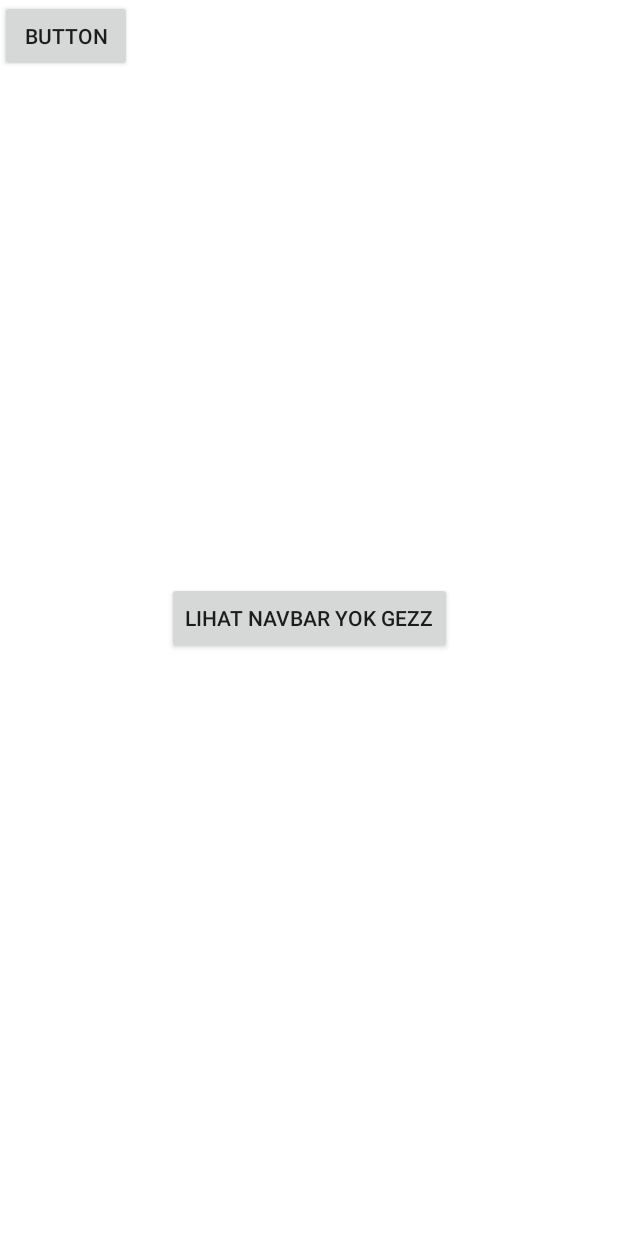
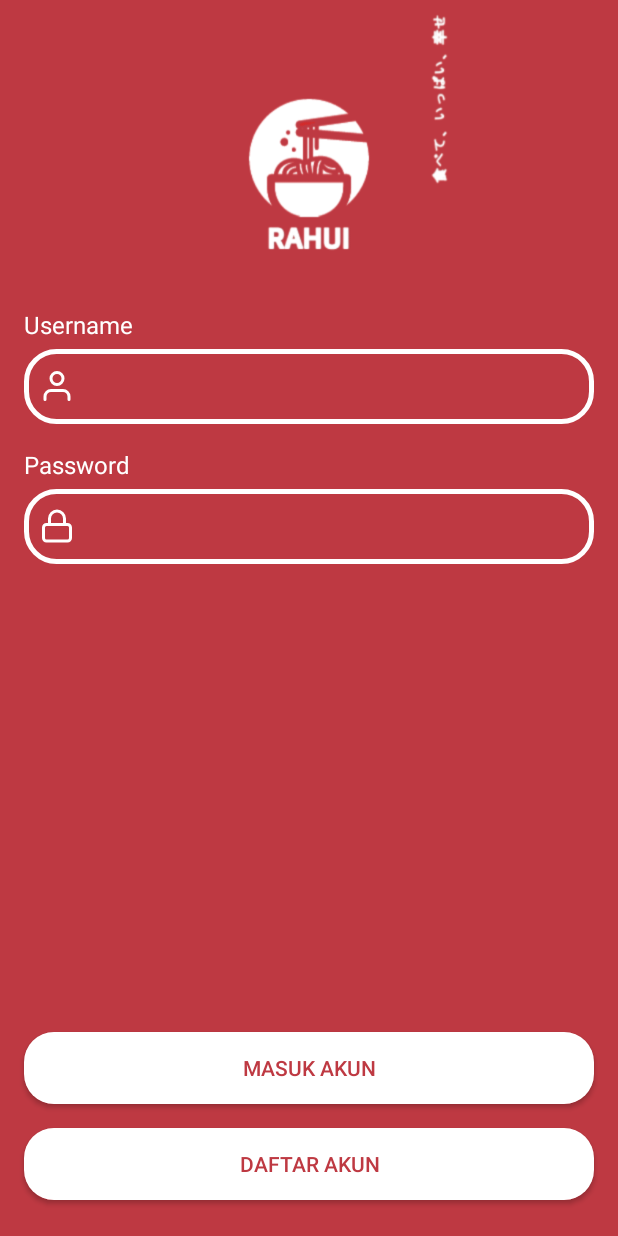
Before and after one commit to NadiraAdiva257/tubesPAB, an Android app: the screen it shows after launch (MainActivity before the commit, SignInActivity after it), on a phone screen of 412 x 824 dp. Run offline under Robolectric (Android 15) with nearby library versions, the phone set to English and light mode, and no system bars.

Commit message:
upload splash screen and login

```diff
--- a/app/src/main/java/com/example/tubes/Home.kt
+++ /dev/null
@@ -1,39 +0,0 @@
-package com.example.tubes
-
-import android.media.Image
-import androidx.appcompat.app.AppCompatActivity
-import android.os.Bundle
-import android.service.autofill.FillEventHistory
-import android.view.View
-import android.widget.ImageView
-
-class Home : AppCompatActivity() {
-    lateinit var home: ImageView
-    lateinit var history: ImageView
-    lateinit var quest: ImageView
-    lateinit var notifikasi: ImageView
-    lateinit var profile: ImageView
-
-    override fun onCreate(savedInstanceState: Bundle?) {
-        super.onCreate(savedInstanceState)
-        window.decorView.systemUiVisibility = View.SYSTEM_UI_FLAG_FULLSCREEN
-        actionBar?.hide()
-        setContentView(R.layout.activity_home)
-
-        home = findViewById<ImageView>(R.id.ic_home)
-        history = findViewById<ImageView>(R.id.ic_history)
-        quest = findViewById<ImageView>(R.id.ic_quest)
-        notifikasi = findViewById<ImageView>(R.id.ic_notifikasi)
-        profile = findViewById<ImageView>(R.id.ic_profile)
-
-
-
-
-
-
-
-
-
-
-    }
-}
--- a/app/src/main/java/com/example/tubes/History.kt
+++ b/app/src/main/java/com/example/tubes/SignInActivity.kt
@@ -5,11 +5,24 @@ import android.os.Bundle
 import android.view.View
 import android.widget.ImageView
 
-class History : AppCompatActivity() {
+class SignInActivity : AppCompatActivity() {
+
+
     override fun onCreate(savedInstanceState: Bundle?) {
         super.onCreate(savedInstanceState)
         window.decorView.systemUiVisibility = View.SYSTEM_UI_FLAG_FULLSCREEN
         actionBar?.hide()
-        setContentView(R.layout.activity_home)
+        setContentView(R.layout.activity_sign_in)
+
+
+
+
+
+
+
+
+
+
+
     }
 }
--- a/app/src/main/java/com/example/tubes/MainActivity.kt
+++ b/app/src/main/java/com/example/tubes/SplashScreenActivity.kt
@@ -3,23 +3,25 @@ package com.example.tubes
 import android.content.Intent
 import androidx.appcompat.app.AppCompatActivity
 import android.os.Bundle
+import android.os.Handler
 import android.view.View
 import android.widget.Button
 
-class MainActivity : AppCompatActivity() {
-    lateinit var goHome : Button
+class SplashScreenActivity : AppCompatActivity() {
+
 
     override fun onCreate(savedInstanceState: Bundle?) {
         super.onCreate(savedInstanceState)
         window.decorView.systemUiVisibility = View.SYSTEM_UI_FLAG_FULLSCREEN
         actionBar?.hide()
-        setContentView(R.layout.activity_main)
 
-        goHome = findViewById<Button>(R.id.button)
+        setContentView(R.layout.activity_splash_screen)
+        var handler = Handler()
+        handler.postDelayed({
+            var intent = Intent(this, SignInActivity::class.java)
+            startActivity(intent)
+            finish()
+        }, 5000)
 
-        goHome.setOnClickListener{
-            var home = Intent(this, Home::class.java)
-            startActivity(home)
-        }
     }
 }
--- /dev/null
+++ b/app/src/main/res/drawable-v24/shape_line_white.xml
@@ -0,0 +1,9 @@
+<?xml version="1.0" encoding="utf-8"?>
+<shape xmlns:android="http://schemas.android.com/apk/res/android"
+    android:shape="rectangle">
+
+    <stroke android:color="@color/white"
+        android:width="3dp"/>
+
+    <corners android:radius="20dp"></corners>
+</shape>
--- /dev/null
+++ b/app/src/main/res/drawable-v24/shape_rectangle_red.xml
@@ -0,0 +1,7 @@
+<?xml version="1.0" encoding="utf-8"?>
+<shape xmlns:android="http://schemas.android.com/apk/res/android"
+    android:shape="rectangle">
+
+    <solid android:color="@color/redLight"/>
+    <corners android:radius="20dp"></corners>
+</shape>
--- /dev/null
+++ b/app/src/main/res/drawable-v24/shape_rectangle_white.xml
@@ -0,0 +1,7 @@
+<?xml version="1.0" encoding="utf-8"?>
+<shape xmlns:android="http://schemas.android.com/apk/res/android"
+    android:shape="rectangle">
+
+    <solid android:color="@color/white"/>
+    <corners android:radius="20dp"></corners>
+</shape>
--- /dev/null
+++ b/app/src/main/res/drawable/ic_password.xml
@@ -0,0 +1,24 @@
+<vector xmlns:android="http://schemas.android.com/apk/res/android"
+    android:width="24dp"
+    android:height="24dp"
+    android:viewportWidth="24"
+    android:viewportHeight="24">
+  <group>
+    <clip-path
+        android:pathData="M0,0h24v24h-24z"/>
+    <path
+        android:pathData="M19,11H5C3.895,11 3,11.895 3,13V20C3,21.105 3.895,22 5,22H19C20.105,22 21,21.105 21,20V13C21,11.895 20.105,11 19,11Z"
+        android:strokeLineJoin="round"
+        android:strokeWidth="2"
+        android:fillColor="#00000000"
+        android:strokeColor="#ffffff"
+        android:strokeLineCap="round"/>
+    <path
+        android:pathData="M7,11V7C7,5.674 7.527,4.402 8.464,3.464C9.402,2.527 10.674,2 12,2C13.326,2 14.598,2.527 15.535,3.464C16.473,4.402 17,5.674 17,7V11"
+        android:strokeLineJoin="round"
+        android:strokeWidth="2"
+        android:fillColor="#00000000"
+        android:strokeColor="#ffffff"
+        android:strokeLineCap="round"/>
+  </group>
+</vector>
--- /dev/null
+++ b/app/src/main/res/drawable/ic_username.xml
@@ -0,0 +1,24 @@
+<vector xmlns:android="http://schemas.android.com/apk/res/android"
+    android:width="24dp"
+    android:height="24dp"
+    android:viewportWidth="24"
+    android:viewportHeight="24">
+  <group>
+    <clip-path
+        android:pathData="M0,0h24v24h-24z"/>
+    <path
+        android:pathData="M20,21V19C20,17.939 19.579,16.922 18.828,16.172C18.078,15.421 17.061,15 16,15H8C6.939,15 5.922,15.421 5.172,16.172C4.421,16.922 4,17.939 4,19V21"
+        android:strokeLineJoin="round"
+        android:strokeWidth="2"
+        android:fillColor="#00000000"
+        android:strokeColor="#ffffff"
+        android:strokeLineCap="round"/>
+    <path
+        android:pathData="M12,11C14.209,11 16,9.209 16,7C16,4.791 14.209,3 12,3C9.791,3 8,4.791 8,7C8,9.209 9.791,11 12,11Z"
+        android:strokeLineJoin="round"
+        android:strokeWidth="2"
+        android:fillColor="#00000000"
+        android:strokeColor="#ffffff"
+        android:strokeLineCap="round"/>
+  </group>
+</vector>
--- a/app/src/main/res/layout/activity_home.xml
+++ /dev/null
@@ -1,50 +0,0 @@
-<?xml version="1.0" encoding="utf-8"?>
-<androidx.constraintlayout.widget.ConstraintLayout xmlns:android="http://schemas.android.com/apk/res/android"
-    xmlns:app="http://schemas.android.com/apk/res-auto"
-    xmlns:tools="http://schemas.android.com/tools"
-    android:layout_width="match_parent"
-    android:layout_height="match_parent"
-    android:background="@color/white"
-    tools:context=".Home">
-
-<LinearLayout
-    android:padding="15dp"
-    android:layout_width="409dp"
-    android:layout_height="60dp"
-    android:orientation="horizontal"
-    android:background="@color/white"
-    app:layout_constraintStart_toStartOf="parent"
-    app:layout_constraintEnd_toEndOf="parent"
-    app:layout_constraintBottom_toBottomOf="parent">
-    <ImageView
-        android:id="@+id/ic_home"
-        android:src="@drawable/ic_home_active"
-        android:layout_width="0dp"
-        android:layout_height="match_parent"
-        android:layout_weight="1"/>
-    <ImageView
-        android:id="@+id/ic_history"
-        android:src="@drawable/ic_history"
-        android:layout_width="0dp"
-        android:layout_height="match_parent"
-        android:layout_weight="1"/>
-    <ImageView
-        android:id="@+id/ic_quest"
-        android:src="@drawable/ic_quest"
-        android:layout_width="0dp"
-        android:layout_height="match_parent"
-        android:layout_weight="1"/>
-    <ImageView
-        android:id="@+id/ic_notifikasi"
-        android:src="@drawable/ic_notification"
-        android:layout_width="0dp"
-        android:layout_height="match_parent"
-        android:layout_weight="1"/>
-    <ImageView
-        android:id="@+id/ic_profile"
-        android:src="@drawable/ic_profile"
-        android:layout_width="0dp"
-        android:layout_height="match_parent"
-        android:layout_weight="1"/>
-</LinearLayout>
-</androidx.constraintlayout.widget.ConstraintLayout>
--- a/app/src/main/res/layout/activity_main.xml
+++ /dev/null
@@ -1,32 +0,0 @@
-<?xml version="1.0" encoding="utf-8"?>
-<androidx.constraintlayout.widget.ConstraintLayout xmlns:android="http://schemas.android.com/apk/res/android"
-    xmlns:app="http://schemas.android.com/apk/res-auto"
-    xmlns:tools="http://schemas.android.com/tools"
-    android:background="@color/white"
-    android:layout_width="match_parent"
-    android:layout_height="match_parent"
-    tools:context=".MainActivity">
-
-    <Button
-        android:id="@+id/button"
-        android:layout_width="wrap_content"
-        android:layout_height="wrap_content"
-        app:layout_constraintStart_toStartOf="parent"
-        app:layout_constraintEnd_toEndOf="parent"
-        app:layout_constraintBottom_toBottomOf="parent"
-        app:layout_constraintTop_toTopOf="parent"
-        android:text="lihat navbar yok gezz"
-        tools:layout_editor_absoluteX="168dp"
-        tools:layout_editor_absoluteY="212dp" />
-
-    <Button
-        android:id="@+id/button2"
-        android:layout_width="wrap_content"
-        android:layout_height="wrap_content"
-        android:text="Button"
-        tools:layout_editor_absoluteX="165dp"
-        tools:layout_editor_absoluteY="419dp" />
-        tools:layout_editor_absoluteY="448dp"
-        android:backgroundTint="@color/cream"/>
-
-</androidx.constraintlayout.widget.ConstraintLayout>
--- /dev/null
+++ b/app/src/main/res/layout/activity_sign_in.xml
@@ -0,0 +1,115 @@
+<?xml version="1.0" encoding="utf-8"?>
+<androidx.constraintlayout.widget.ConstraintLayout xmlns:android="http://schemas.android.com/apk/res/android"
+    xmlns:app="http://schemas.android.com/apk/res-auto"
+    xmlns:tools="http://schemas.android.com/tools"
+    android:layout_width="match_parent"
+    android:layout_height="match_parent"
+    android:background="@color/red"
+    tools:context=".SignInActivity">
+
+    <ImageView
+        android:id="@+id/ISign"
+        android:layout_width="200dp"
+        android:layout_height="200dp"
+        android:src="@drawable/logorahui"
+        app:layout_constraintStart_toStartOf="parent"
+        app:layout_constraintEnd_toEndOf="parent"
+        app:layout_constraintTop_toTopOf="parent"
+        android:layout_marginTop="5dp"/>
+
+    <TextView
+        android:id="@+id/Tusername"
+        android:layout_width="0dp"
+        android:layout_height="wrap_content"
+        app:layout_constraintStart_toStartOf="parent"
+        app:layout_constraintEnd_toEndOf="parent"
+        app:layout_constraintTop_toBottomOf="@id/ISign"
+        android:textColor="@color/white"
+        android:text="Username"
+        android:textSize="16sp"
+        android:layout_marginStart="16dp"
+        android:layout_marginEnd="16dp"/>
+
+    <EditText
+        android:id="@+id/Eusername"
+        android:layout_width="0dp"
+        android:layout_height="50dp"
+        app:layout_constraintStart_toStartOf="parent"
+        app:layout_constraintEnd_toEndOf="parent"
+        app:layout_constraintTop_toBottomOf="@id/Tusername"
+        android:layout_marginStart="16dp"
+        android:layout_marginEnd="16dp"
+        android:layout_marginTop="5dp"
+        android:background="@drawable/shape_line_white"
+        android:drawableLeft="@drawable/ic_username"
+        android:ems="10"
+        android:inputType="textPersonName"
+        android:textColor="@color/white"
+        android:paddingStart="10dp"
+        android:drawablePadding="10dp"/>
+
+    <TextView
+        android:id="@+id/Tpassword"
+        android:layout_width="0dp"
+        android:layout_height="wrap_content"
+        app:layout_constraintStart_toStartOf="parent"
+        app:layout_constraintEnd_toEndOf="parent"
+        app:layout_constraintTop_toBottomOf="@+id/Eusername"
+        android:layout_marginTop="16dp"
+        android:layout_marginStart="16dp"
+        android:layout_marginEnd="16dp"
+        android:textSize="16sp"
+        android:text="Password"
+        android:textColor="@color/white"/>
+
+    <EditText
+        android:layout_width="0dp"
+        android:layout_height="50dp"
+        app:layout_constraintStart_toStartOf="parent"
+        app:layout_constraintEnd_toEndOf="parent"
+        app:layout_constraintTop_toBottomOf="@id/Tpassword"
+        android:background="@drawable/shape_line_white"
+        android:layout_marginTop="5dp"
+        android:layout_marginStart="16dp"
+        android:layout_marginEnd="16dp"
+        android:ems="10"
+        android:inputType="textPassword"
+        android:textColor="@color/white"
+        android:drawableLeft="@drawable/ic_password"
+        android:paddingStart="10dp"
+        android:drawablePadding="10dp"/>
+
+    <Button
+        android:id="@+id/Bmasuk"
+        android:layout_width="0dp"
+        android:layout_height="wrap_content"
+        android:layout_marginStart="16dp"
+        android:layout_marginEnd="16dp"
+        android:layout_marginBottom="16dp"
+        android:background="@drawable/shape_rectangle_white"
+        android:text="Masuk Akun"
+        android:textColor="@color/red"
+        app:layout_constraintBottom_toTopOf="@id/Bbuat"
+        app:layout_constraintEnd_toEndOf="parent"
+        app:layout_constraintStart_toStartOf="parent"/>
+
+    <Button
+        android:id="@+id/Bbuat"
+        android:layout_width="0dp"
+        android:layout_height="wrap_content"
+        android:layout_marginStart="16dp"
+        android:layout_marginEnd="16dp"
+        android:layout_marginBottom="24dp"
+        android:background="@drawable/shape_rectangle_white"
+        android:text="Daftar Akun"
+        app:layout_constraintBottom_toBottomOf="parent"
+        app:layout_constraintEnd_toEndOf="parent"
+        app:layout_constraintStart_toStartOf="parent"
+        android:textColor="@color/red"/>
+
+
+
+
+
+
+</androidx.constraintlayout.widget.ConstraintLayout>
--- /dev/null
+++ b/app/src/main/res/layout/activity_splash_screen.xml
@@ -0,0 +1,19 @@
+<?xml version="1.0" encoding="utf-8"?>
+<androidx.constraintlayout.widget.ConstraintLayout xmlns:android="http://schemas.android.com/apk/res/android"
+    xmlns:app="http://schemas.android.com/apk/res-auto"
+    xmlns:tools="http://schemas.android.com/tools"
+    android:background="@color/red"
+    android:layout_width="match_parent"
+    android:layout_height="match_parent"
+    tools:context=".SplashScreenActivity">
+
+    <ImageView
+        android:layout_width="wrap_content"
+        android:layout_height="wrap_content"
+        android:src="@drawable/logorahui"
+        app:layout_constraintStart_toStartOf="parent"
+        app:layout_constraintEnd_toEndOf="parent"
+        app:layout_constraintTop_toTopOf="parent"
+        app:layout_constraintBottom_toBottomOf="parent"/>
+
+</androidx.constraintlayout.widget.ConstraintLayout>
--- a/app/src/main/res/values-night/themes.xml
+++ b/app/src/main/res/values-night/themes.xml
@@ -1,6 +1,6 @@
 <resources xmlns:tools="http://schemas.android.com/tools">
     <!-- Base application theme. -->
-    <style name="Theme.Tubes" parent="Theme.MaterialComponents.DayNight.DarkActionBar">
+    <style name="Theme.Tubes" parent="Theme.MaterialComponents.DayNight.NoActionBar">
         <!-- Primary brand color. -->
         <item name="colorPrimary">@color/purple_200</item>
         <item name="colorPrimaryVariant">@color/purple_700</item>
--- a/app/src/main/res/values/colors.xml
+++ b/app/src/main/res/values/colors.xml
@@ -9,4 +9,6 @@
     <color name="white">#FFFFFFFF</color>
 
     <color name="cream">#ECB390</color>
+    <color name="red">#BE3942</color>
+    <color name="redLight">#C95C62</color>
 </resources>
```
Also changed, not shown: app/src/main/AndroidManifest.xml (+4 -4 lines), app/src/main/res/drawable-v24/logorahui.png (added), app/src/main/res/drawable/ic_history.png (deleted).
